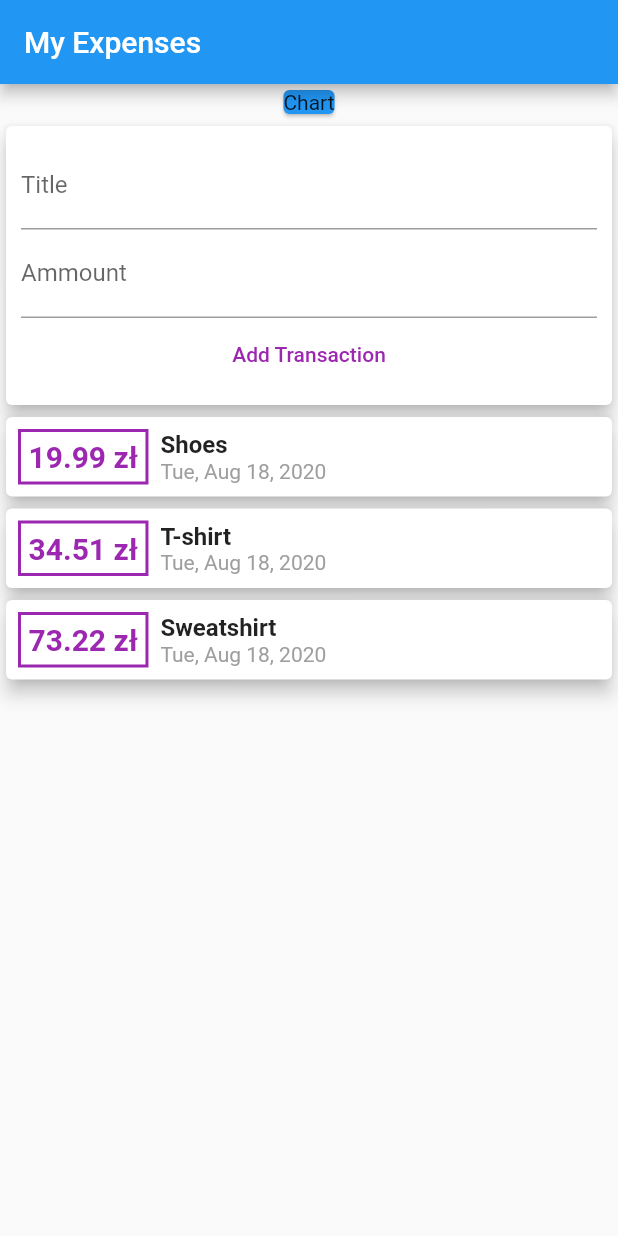
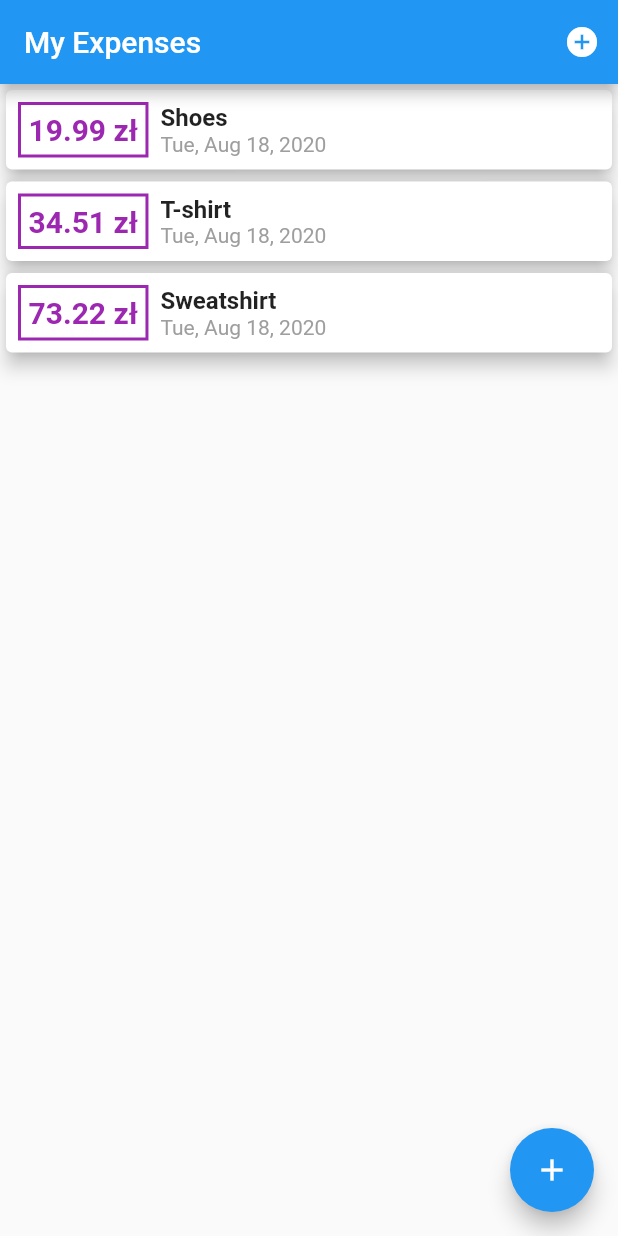
Before and after one commit to Kurczaak/My-Expenses, a Flutter app: the screen it shows after launch, on a phone screen of 412 x 824 dp. Run offline on Flutter 3.47's test engine with Material 2 defaults, Android fonts, the phone set to English and light mode, and no system bars.

```diff
--- a/lib/main.dart
+++ b/lib/main.dart
@@ -1,4 +1,5 @@
 import 'package:flutter/material.dart';
+import 'package:my_expenses/widgets/new_transaction.dart';
 import 'package:my_expenses/widgets/user_transactions.dart';
 import './widgets/user_transactions.dart';
 
@@ -21,13 +22,31 @@ class MyApp extends StatelessWidget {
 }
 
 class MyHomePage extends StatelessWidget {
+  void startAddNewTransaction(BuildContext ctx) {
+    showModalBottomSheet(
+        context: ctx,
+        builder: (_) {
+          return NewTransaction(() {});
+        });
+  }
+
   @override
   Widget build(BuildContext context) {
     return Scaffold(
       appBar: AppBar(
         title: Text("My Expenses"),
+        actions: [
+          IconButton(
+            icon: Icon(Icons.add_circle),
+            onPressed: () => startAddNewTransaction(context),
+          )
+        ],
       ),
       body: UserTransactions(),
+      floatingActionButton: FloatingActionButton(
+        child: Icon(Icons.add),
+        onPressed: () => startAddNewTransaction(context),
+      ),
     );
   }
 }
--- a/lib/widgets/new_transaction.dart
+++ b/lib/widgets/new_transaction.dart
@@ -7,17 +7,17 @@ class NewTransaction extends StatelessWidget {
 
   NewTransaction(this.handleNewTransaction);
 
+  void _submitData() {
+    final enteredTitle = titleController.text;
+    final enteredAmmount = double.parse(ammountController.text);
+    if (enteredTitle.isEmpty || enteredAmmount <= 0) return;
+
+    handleNewTransaction(enteredTitle, enteredAmmount);
+  }
+
   @override
   Widget build(BuildContext context) {
-    return Column(
-      children: [
-        Card(
-          child: Text("Chart"),
-          color: Colors.blue,
-        ),
-        Card(
-          elevation: 5,
-          child: Container(
+    return Container(
       padding: EdgeInsets.all(10),
       child: Column(
         children: [
@@ -26,6 +26,7 @@ class NewTransaction extends StatelessWidget {
               labelText: 'Title',
             ),
             controller: titleController,
+            onSubmitted: (_) => _submitData(),
           ),
           TextField(
             keyboardType: TextInputType.number,
@@ -33,22 +34,19 @@ class NewTransaction extends StatelessWidget {
               labelText: 'Ammount',
             ),
             controller: ammountController,
+            onSubmitted: (_) => _submitData(),
           ),
-                FlatButton(
+          Card(
+            margin: EdgeInsets.fromLTRB(0, 20, 0, 0),
+            elevation: 2,
+            child: FlatButton(
               child: Text("Add Transaction"),
               textColor: Colors.purple,
-                  onPressed: () {
-                    handleNewTransaction(
-                      titleController.text,
-                      double.parse(ammountController.text),
-                    );
-                  },
+              onPressed: _submitData,
+            ),
           ),
         ],
       ),
-          ),
-        ),
-      ],
     );
   }
 }
--- a/lib/widgets/transaction_list.dart
+++ b/lib/widgets/transaction_list.dart
@@ -9,12 +9,14 @@ class TransactionList extends StatelessWidget {
 
   @override
   Widget build(BuildContext context) {
-    return Column(
-      children: [
-        ...userTransactions
-            .map((transaction) => TransactionTile(transaction))
-            .toList()
-      ],
+    return Container(
+      height: 300,
+      child: ListView.builder(
+        itemCount: userTransactions.length,
+        itemBuilder: (ctx, index) {
+          return TransactionTile(userTransactions[index]);
+        },
+      ),
     );
   }
 }
--- a/lib/widgets/transaction_tile.dart
+++ b/lib/widgets/transaction_tile.dart
@@ -38,7 +38,7 @@ class _Price extends StatelessWidget {
       padding: EdgeInsets.all(5),
       margin: EdgeInsets.all(8),
       child: Text(
-        '${ammount} zł',
+        ammount.toStringAsFixed(2) + ' zł',
         style: TextStyle(
           color: Colors.purple,
           fontSize: 20,
--- a/lib/widgets/user_transactions.dart
+++ b/lib/widgets/user_transactions.dart
@@ -34,7 +34,7 @@ class _UserTransactionsState extends State<UserTransactions> {
       child: Column(
         crossAxisAlignment: CrossAxisAlignment.stretch,
         children: [
-          NewTransaction(_addTransaction),
+          //NewTransaction(_addTransaction),
           TransactionList(transactions),
         ],
       ),
```
Lines whose indentation alone changed are shown as unchanged.
